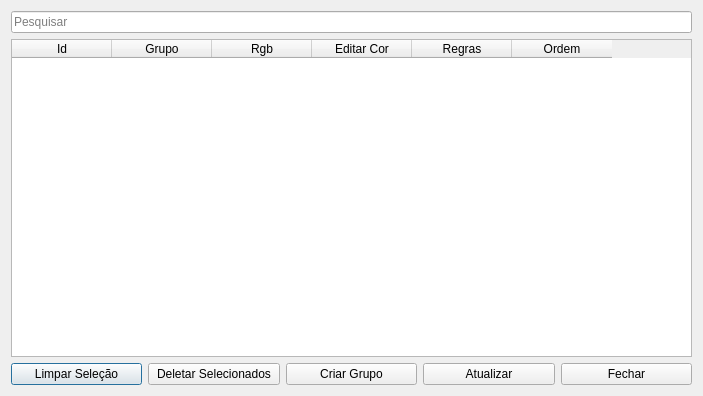
Old version of the form uis/managementRulesGroup.ui in the repository dsgoficial/SAP_Gerente.
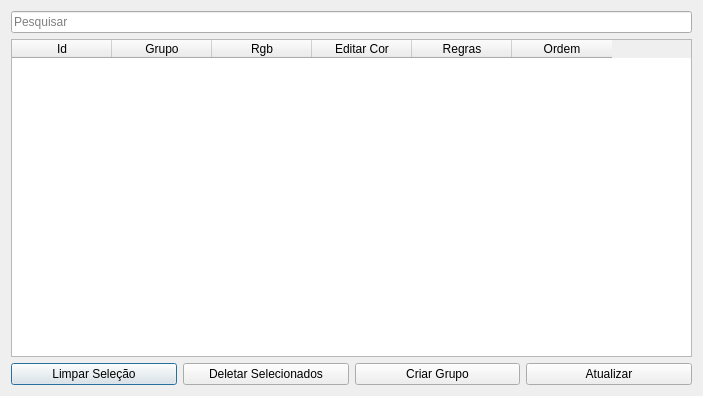
New version of the form.

Commit message: update button name

```diff
--- a/uis/managementRulesGroup.ui
+++ b/uis/managementRulesGroup.ui
@@ -85,13 +85,6 @@
        </property>
       </widget>
      </item>
-     <item>
-      <widget class="QPushButton" name="closeBtn">
-       <property name="text">
-        <string>Fechar</string>
-       </property>
-      </widget>
-     </item>
     </layout>
    </item>
   </layout>
```
The commit also changes 9 other files.
